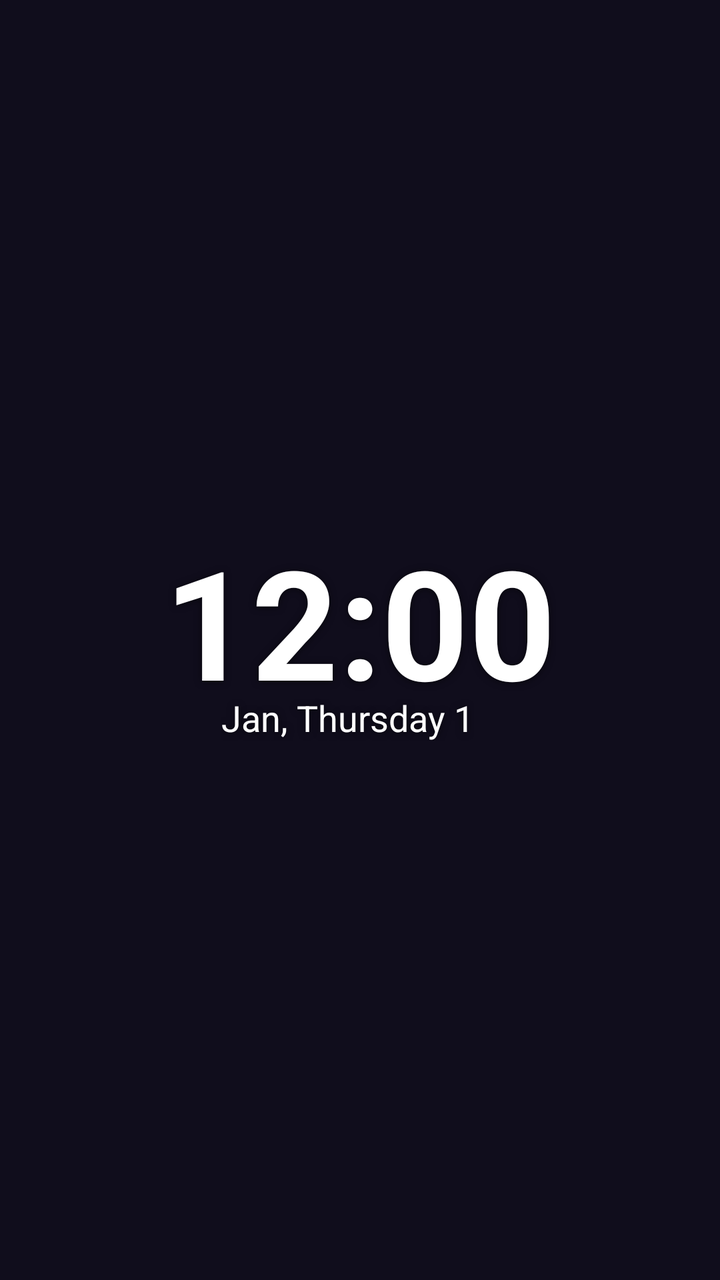
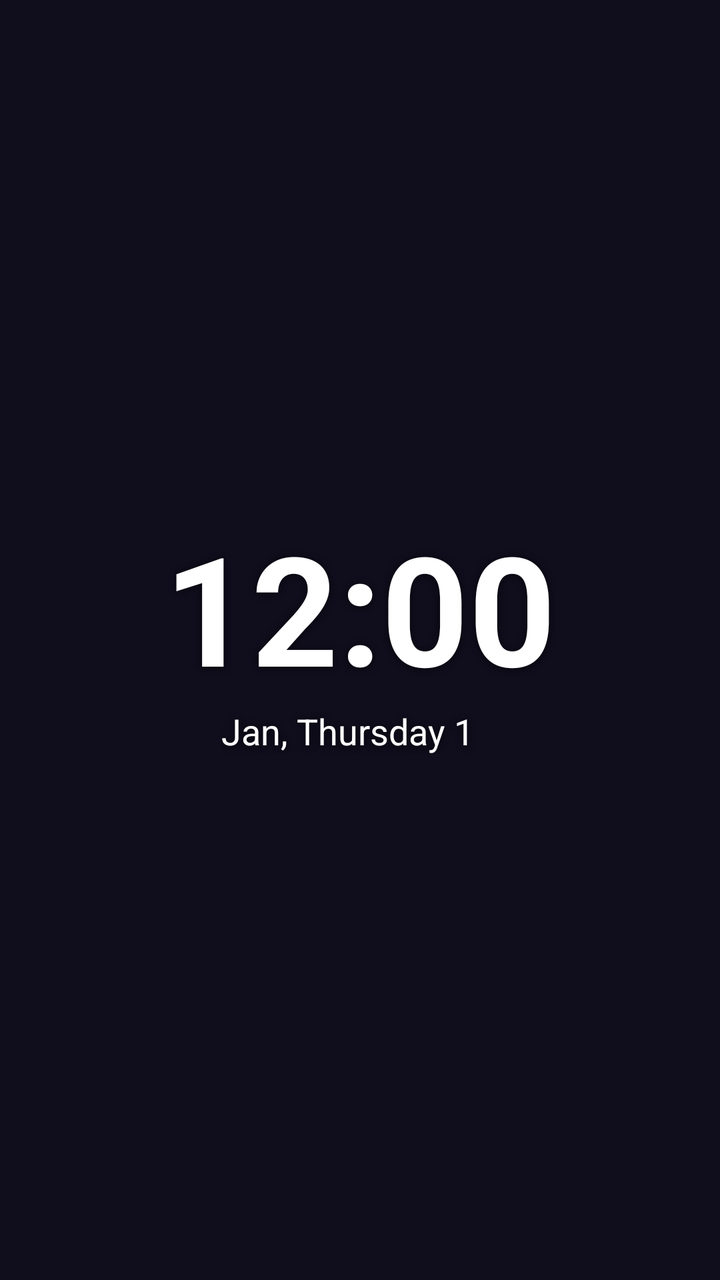

Compare the two renders of this Android layout. The source of the first and the diff that turns it into the second are given below.
<!-- AndroidManifest.xml: application theme AppTheme -->
<!-- res/layout/widget_large.xml -->
<?xml version="1.0" encoding="utf-8"?>
<LinearLayout xmlns:android="http://schemas.android.com/apk/res/android"
    android:id="@+id/widget_root"
    android:layout_width="match_parent"
    android:layout_height="match_parent"
    android:background="@drawable/widget_background"
    android:gravity="center"
    android:orientation="vertical"
    android:padding="16dp">
    <TextClock
        android:id="@+id/widget_time"
        android:format12Hour="h:mm"
        android:format24Hour="HH:mm"
        style="@style/WidgetText.Time"
        android:layout_width="wrap_content"
        android:layout_height="wrap_content"
        android:layout_marginBottom="-10dp"
        android:textSize="76sp" />
    <LinearLayout
        android:layout_width="wrap_content"
        android:layout_height="wrap_content"
        android:layout_marginTop="0dp"
        android:gravity="center_vertical"
        android:orientation="horizontal">
        <TextClock
            android:id="@+id/widget_date"
        android:format12Hour="MMM, EEEE d"
        android:format24Hour="MMM, EEEE d"
            style="@style/WidgetText.Detail"
            android:layout_width="wrap_content"
            android:layout_height="wrap_content"
            android:layout_marginEnd="12dp"
            android:maxLines="1"
            android:textSize="18sp" />
    <LinearLayout
        android:id="@+id/widget_weather"
        android:layout_width="wrap_content"
        android:layout_height="wrap_content"
        android:gravity="center_vertical"
        android:orientation="horizontal"
        android:visibility="gone">
        <ImageView
            android:id="@+id/widget_weather_icon"
            android:layout_width="28dp"
            android:layout_height="28dp"
            android:layout_marginEnd="6dp" />
        <TextView
            android:id="@+id/widget_weather_temp"
            style="@style/WidgetText.Detail"
            android:layout_width="wrap_content"
            android:layout_height="wrap_content"
            android:textSize="18sp" />
    </LinearLayout>
    </LinearLayout>
    <TextView
        android:id="@+id/widget_alarm"
        style="@style/WidgetText.Small"
        android:layout_width="wrap_content"
        android:layout_height="wrap_content"
        android:layout_marginTop="10dp"
        android:textSize="15sp"
        android:visibility="gone" />
    <TextView
        android:id="@+id/widget_event"
        style="@style/WidgetText.Small"
        android:layout_width="wrap_content"
        android:layout_height="wrap_content"
        android:layout_marginTop="4dp"
        android:ellipsize="end"
        android:maxLines="1"
        android:maxWidth="300dp"
        android:visibility="gone" />
</LinearLayout>
<!-- resources referenced by this layout -->
<resources>
  <!-- drawable widget_background (drawable) -->
  <?xml version="1.0" encoding="utf-8"?>
  <shape xmlns:android="http://schemas.android.com/apk/res/android" android:shape="rectangle">
      <solid android:color="@android:color/transparent" />
  </shape>
  <style name="WidgetText.Detail">
          <item name="android:textSize">15sp</item>
      </style>
  <style name="WidgetText.Small">
          <item name="android:textSize">13sp</item>
          <item name="android:textColor">#E6FFFFFF</item>
      </style>
  <style name="WidgetText.Time">
          <item name="android:textStyle">bold</item>
      </style>
  <style name="AppTheme" parent="Theme.AppCompat.DayNight.NoActionBar">
          <item name="android:editTextBackground">@drawable/rn_edit_text_material</item>
          <item name="android:windowBackground">@color/midnight_background</item>
          <item name="android:statusBarColor">@color/midnight_background</item>
          <item name="android:navigationBarColor">@color/midnight_background</item>
      </style>
  <!-- drawable rn_edit_text_material (drawable) -->
  <?xml version="1.0" encoding="utf-8"?>
  <inset xmlns:android="http://schemas.android.com/apk/res/android"
         android:insetLeft="@dimen/abc_edit_text_inset_horizontal_material"
         android:insetRight="@dimen/abc_edit_text_inset_horizontal_material"
         android:insetTop="@dimen/abc_edit_text_inset_top_material"
         android:insetBottom="@dimen/abc_edit_text_inset_bottom_material"
         >
  
      <selector>
          
          <item android:state_enabled="false" android:drawable="@drawable/abc_textfield_default_mtrl_alpha"/>
          <item android:drawable="@drawable/abc_textfield_activated_mtrl_alpha"/>
      </selector>
  
  </inset>
  <color name="midnight_background">#100D1C</color>
</resources>

<!-- the commit's change to res/layout/widget_large.xml (unified diff, before → after) -->
@@ -14,12 +14,12 @@
         style="@style/WidgetText.Time"
         android:layout_width="wrap_content"
         android:layout_height="wrap_content"
-        android:layout_marginBottom="-10dp"
+        android:layout_marginBottom="0dp"
         android:textSize="76sp" />
     <LinearLayout
         android:layout_width="wrap_content"
         android:layout_height="wrap_content"
-        android:layout_marginTop="0dp"
+        android:layout_marginTop="4dp"
         android:gravity="center_vertical"
         android:orientation="horizontal">
         <TextClock
